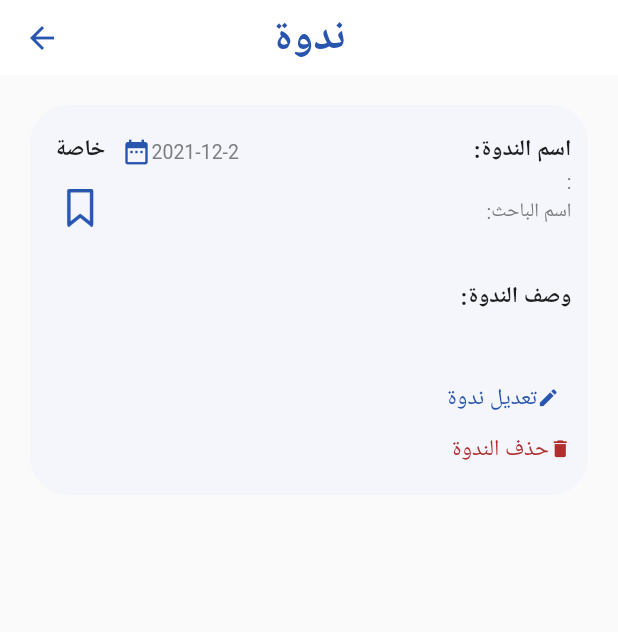
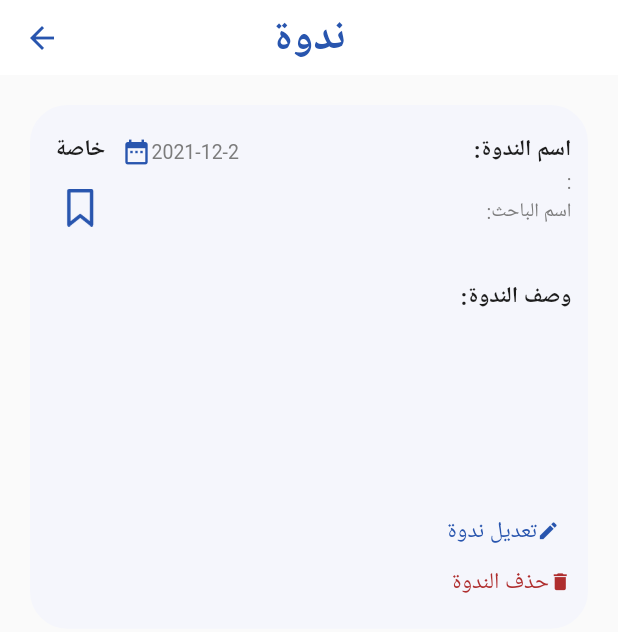
Before and after one commit to haneengheas/aban, a Flutter app: the SeminarDetails screen opened directly with empty values, on a phone screen of 412 x 824 dp. Shown: the top 632 px of the screen. Run offline on Flutter 3.47's test engine with Material 2 defaults, Android fonts, the phone set to English and light mode, and no system bars; our stand-ins replace awesome_dialog, cloud_firestore, emoji_picker_flutter, firebase_auth, firebase_core, firebase_messaging and 5 more; missing offline and left inert: flutter_email_sender, quds_ui_kit; accounts and stored records are empty; network calls fail; Roboto replaces fonts that are missing (Cairo).

Commit message:
bookmark + key

```diff
--- a/lib/provider/profile_provider.dart
+++ b/lib/provider/profile_provider.dart
@@ -49,7 +49,8 @@ class ProfileProvider with ChangeNotifier {
   String? degreeTheses;
 
   String? thesesStatus;
-
+  late String phoneview;
+  late String key;
   late String projectName;
   //late String phoneview;
   late String descriptionProject;
@@ -69,10 +70,10 @@ class ProfileProvider with ChangeNotifier {
 
 // methods to add and create member profile in fire base
   createMemberProfile({
-    //required String key,
+    required String key,
     required BuildContext context,
     required String name,
-   // required String phoneview ,
+    required String phoneview ,
     required String department,
     required String faculty,
     required String phone,
@@ -96,8 +97,8 @@ class ProfileProvider with ChangeNotifier {
         .set({
       'faculty': faculty,
       'phone': phone,
-     // 'key': key,
-     // 'phoneview': phoneview,
+      'key': key,
+      'phoneview': phoneview,
       'name': name,
       'email': email,
       'imageUrl': file.path == "" ? "https://firebasestorage.googleapis.com/v0/b/aban-9b0ba.appspot.com/o/user.png?alt=media&token=9d9b6b7d-f436-4fd3-99a2-e5b8bdf6f8d1" : imageUrl,
--- a/lib/screens/chat/mesage_item.dart
+++ b/lib/screens/chat/mesage_item.dart
@@ -72,6 +72,7 @@ class MessageItem extends StatelessWidget {
                 padding:
                     const EdgeInsets.symmetric(vertical: 10, horizontal: 20),
                 child: Expanded(
+
                   child: SizedBox(
                     width: 60,
                     child: Text(
--- a/lib/screens/registration/login_screen/view.dart
+++ b/lib/screens/registration/login_screen/view.dart
@@ -115,7 +115,7 @@ class _LoginScreenState extends State<LoginScreen> {
                               MaterialPageRoute(
                                   builder: (context) => NavigationFile(
                                         d: studentDrawer(context),
-                                        title: '   مرحبا${provider.userName} ',
+                                        title: '   مرحبا  ${provider.userName} ',
                                         counter: prov.counter!,
                                       )));
                         }
--- a/lib/screens/resersh_list/search_item.dart
+++ b/lib/screens/resersh_list/search_item.dart
@@ -37,7 +37,7 @@ class _SearchItemState extends State<SearchItem> {
         degree: doc['degree'],
         email: doc['email'],
         imageUrl: doc['imageUrl'],
-        phone: doc['phone'],
+        phone:  doc['phoneview'],
        // phoneview: doc['phoneview'],
         id: doc['id'],
         faculty: doc['faculty'],
@@ -99,7 +99,6 @@ class _SearchItemState extends State<SearchItem> {
             MaterialPageRoute(builder: (context) =>
 
                 MemberProfile(
-                 // phoneview: project.phoneview!,
                     userid: project.userId!,
                     accept: project.accept,
                     name: project.name!,
--- a/lib/screens/seminar/seminar_details.dart
+++ b/lib/screens/seminar/seminar_details.dart
@@ -70,7 +70,7 @@ class _SeminarDetailsState extends State<SeminarDetails> {
       body: Column(
         children: [
           Container(
-            height: 260,
+            height: sizeFromHeight(context, 2.2),
             width: sizeFromWidth(context, 1),
             margin: const EdgeInsets.symmetric(horizontal: 20, vertical: 20),
             padding: const EdgeInsets.symmetric(horizontal: 10, vertical: 20),
@@ -95,9 +95,14 @@ class _SeminarDetailsState extends State<SeminarDetails> {
                             Row(
                               mainAxisAlignment: MainAxisAlignment.spaceBetween,
                               children: [
-                                Text(
+                                Expanded(
+                                  flex: 1,
+                                  child: Text(
                                     'اسم الندوة: ${widget.seminarname}',
+                                    // overflow: TextOverflow.clip,
+                                    maxLines: 2,
                                     style: labelStyle3,
+                                  ),
                                 ),
                                 Padding(
                                   padding:
@@ -241,9 +246,9 @@ class _SeminarDetailsState extends State<SeminarDetails> {
                             ),
                           ),
                         )
-                      : const SizedBox(),
+                      : const SizedBox(height: 1,),
                   prov.counter == 2
-                      ? const SizedBox()
+                      ? const SizedBox(height: 1,)
                       : widget.userid == FirebaseAuth.instance.currentUser!.uid
                           ? TextButton(
                               onPressed: () {
@@ -267,26 +272,24 @@ class _SeminarDetailsState extends State<SeminarDetails> {
                                             )));
                               },
                               child: Row(
-                                children:const [
+                                children: const [
                                   Icon(
                                     Icons.edit,
                                     color: blue,
                                     size: 15,
                                   ),
-                                   Text(
-                                    'تعديل ندوة',
-                                    style:  TextStyle(
+                                  Text('تعديل ندوة',
+                                      style: TextStyle(
                                           // decoration: TextDecoration.underline,
                                           // decorationThickness: 2,
                                           decorationColor: blue,
                                           fontSize: 15,
                                           fontWeight: FontWeight.w400,
                                           color: blue))
-
                                 ],
                               ),
                             )
-                          : const SizedBox(),
+                          : const SizedBox(height: 1,),
                   widget.userid == FirebaseAuth.instance.currentUser!.uid &&
                           prov.counter != 2
                       ? InkWell(
@@ -313,7 +316,7 @@ class _SeminarDetailsState extends State<SeminarDetails> {
                                         builder: (context) => NavigationFile(
                                             d: studentDrawer(context),
                                             title:
-                                                ' مرحبا${provider.userName} ',
+                                                ' مرحبا ${provider.userName} ',
                                             counter: prov.counter!)));
                               });
                             });
```
Also changed, not shown: lib/screens/profile/eidt_profile/view.dart (+25 -21 lines), lib/screens/profile/facultymember/create_profile/view.dart (+9 -7 lines), lib/screens/profile/facultymember/overview_profile/view.dart (+11 -4 lines), lib/screens/profile/graduatedmember/create_profile/view.dart (+77 -68 lines), lib/screens/profile/profile/view.dart (+7 -3 lines), lib/screens/seminar/complete_seminar.dart (+6 -3 lines), lib/screens/seminar/later_seminar.dart (+36 -54 lines). Lines whose indentation alone changed are shown as unchanged.
